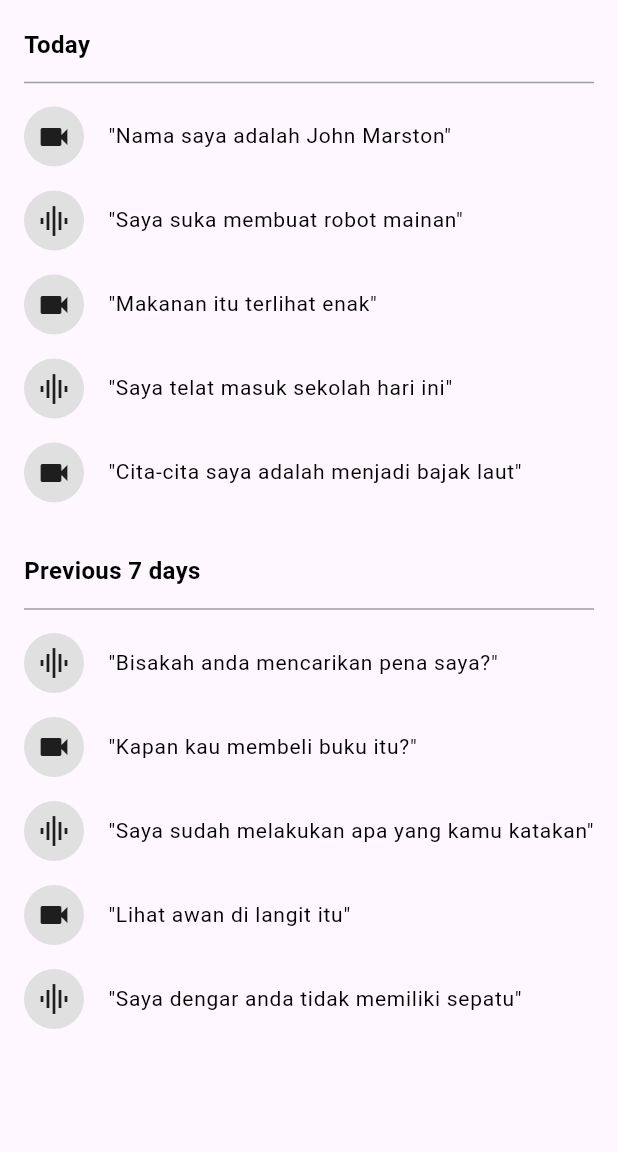
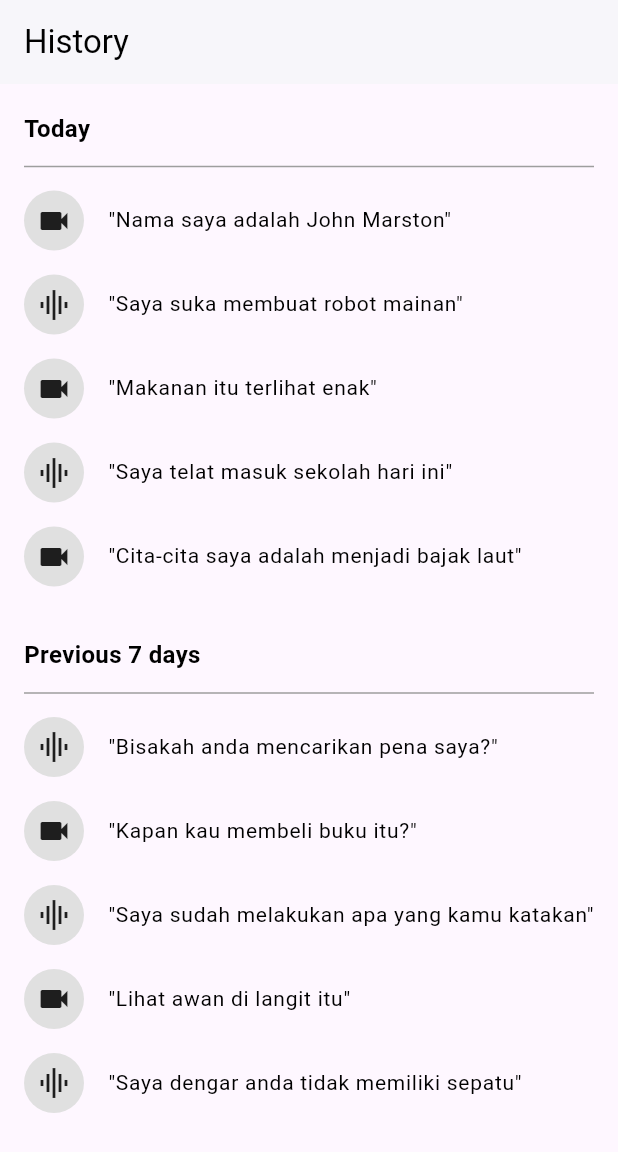
Before and after one commit to RafaMufid/Gestra-Mobile, a Flutter app: the HistoryPage screen opened directly, on a phone screen of 412 x 824 dp. Shown: the top 1152 px of the screen. Run offline on Flutter 3.47's test engine with Material 3 defaults, Android fonts, the phone set to English and light mode, and no system bars.

Commit message:
menghapus fungsionalitas drawer pada history.dart, menambahkan appbar

```diff
--- a/gestra/lib/history.dart
+++ b/gestra/lib/history.dart
@@ -22,7 +22,13 @@ class HistoryPage extends StatelessWidget {
   @override
   Widget build(BuildContext context) {
     return Scaffold(
-      drawer: _buildDrawer(context),
+      appBar: AppBar(
+        title: const Text('History'),
+        automaticallyImplyLeading: false,
+        backgroundColor: Colors.white,
+        foregroundColor: Colors.black,
+        elevation: 1,
+      ),
       body: SafeArea(
         child: Padding(
           padding: const EdgeInsets.symmetric(horizontal: 16.0, vertical: 12.0),
@@ -39,63 +45,6 @@ class HistoryPage extends StatelessWidget {
           ),
         ),
       ),
-    );
-  }
-
-  Drawer _buildDrawer(BuildContext context) {
-    return Drawer(
-      backgroundColor: const Color(0xFF1E40AF),
-      child: SafeArea(
-        child: Column(
-          crossAxisAlignment: CrossAxisAlignment.start,
-          children: [
-            const Padding(
-              padding: EdgeInsets.symmetric(vertical: 16.0, horizontal: 20),
-              child: Text(
-                "G E S T R A",
-                style: TextStyle(
-                  color: Colors.white,
-                  fontSize: 20,
-                  letterSpacing: 2,
-                  fontWeight: FontWeight.bold,
-                ),
-              ),
-            ),
-            const Divider(color: Colors.white24, thickness: 0.5),
-            _drawerItem(context, "Video"),
-            _drawerItem(context, "Speech-to-text"),
-            _drawerItem(context, "History", selected: true),
-            const Spacer(),
-            const Divider(color: Colors.white24, thickness: 0.5),
-            _drawerBottomItem(Icons.person_outline, "Account"),
-            _drawerBottomItem(Icons.logout, "Log Out"),
-          ],
-        ),
-      ),
-    );
-  }
-
-  Widget _drawerItem(BuildContext context, String title, {bool selected = false}) {
-    return Padding(
-      padding: const EdgeInsets.symmetric(horizontal: 16, vertical: 4),
-      child: Container(
-        decoration: BoxDecoration(
-          color: selected ? Colors.white24 : Colors.transparent,
-          borderRadius: BorderRadius.circular(8),
-        ),
-        child: ListTile(
-          title: Text(title, style: const TextStyle(color: Colors.white, fontSize: 16)),
-          onTap: () => Navigator.pop(context),
-        ),
-      ),
-    );
-  }
-
-  Widget _drawerBottomItem(IconData icon, String title) {
-    return ListTile(
-      leading: Icon(icon, color: Colors.white),
-      title: Text(title, style: const TextStyle(color: Colors.white)),
-      onTap: () {},
     );
   }
 
```
